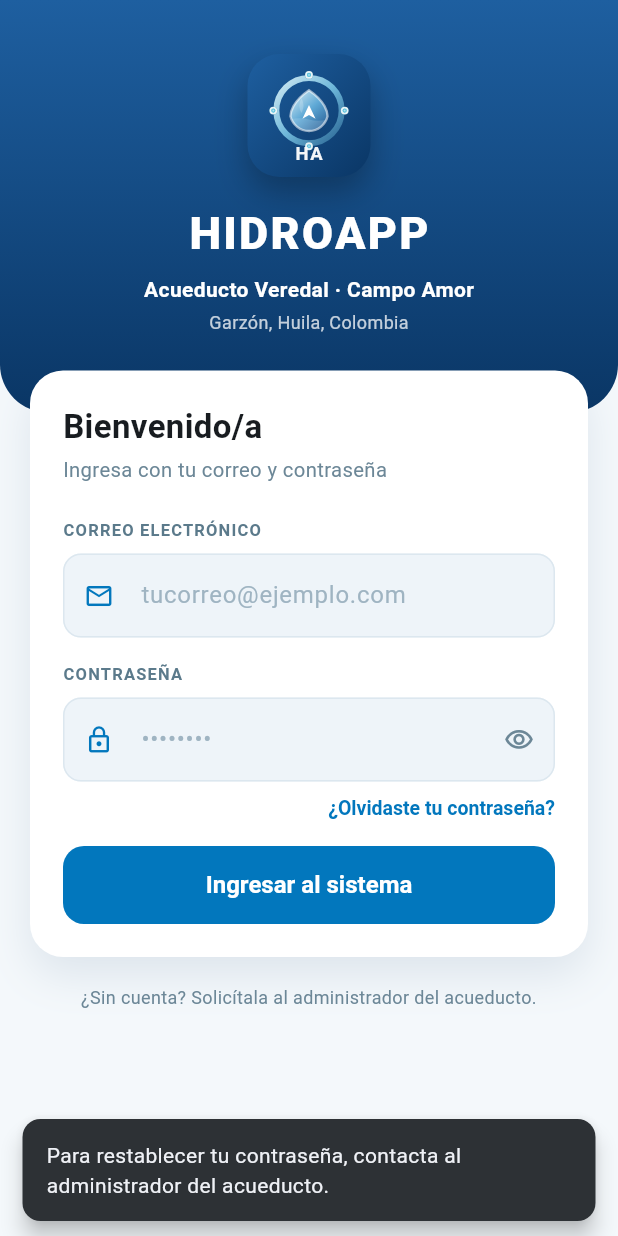
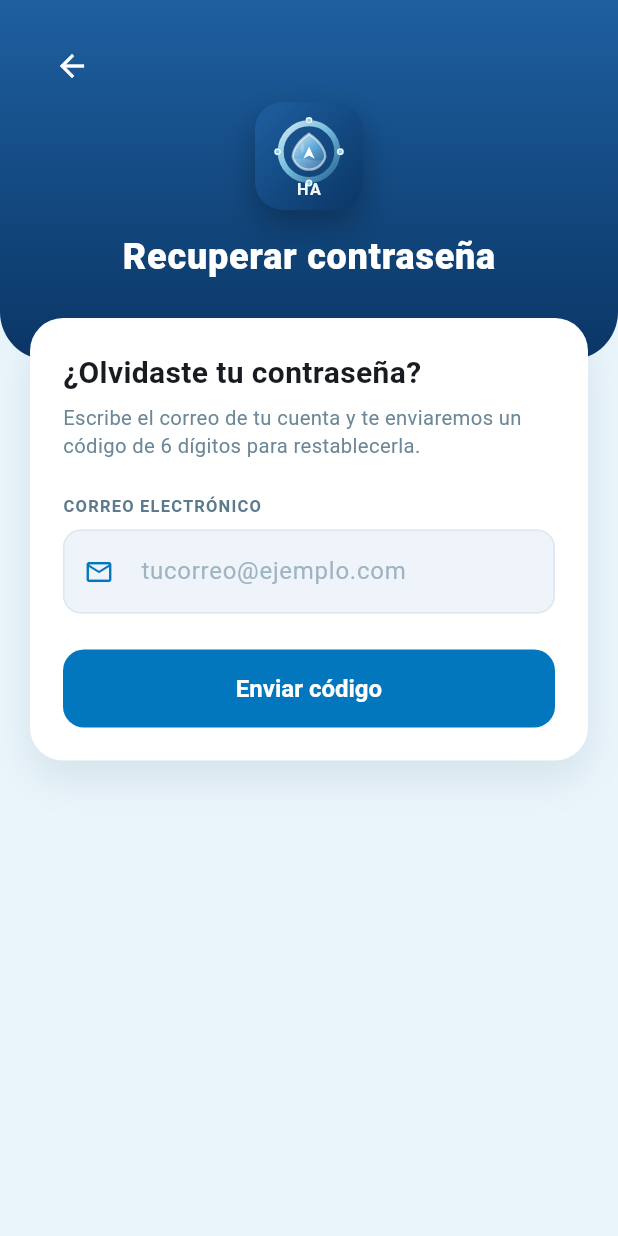
Before and after one commit to jhonjamerguevarasanchez52-sketch/Acueducto, a Flutter app: the screen it shows after launch, after a tap on "¿Olvidaste tu contraseña?", on a phone screen of 412 x 824 dp. Run offline on Flutter 3.47's test engine with Material 3 defaults, Android fonts, the phone set to English and light mode, and no system bars; our stand-ins replace flutter_secure_storage; accounts and stored records are empty.

Commit message:
se hace la pantalla para recuperar contraseña

```diff
--- /dev/null
+++ b/frontend/hidroapp/lib/screens/recuperar_password_screen.dart
@@ -0,0 +1,73 @@
+import 'package:flutter/material.dart';
+import 'package:flutter/services.dart';
+
+import '../theme/app_theme.dart';
+import '../widgets/auth/auth_style.dart';
+import '../widgets/auth/recuperar_password_form.dart';
+import '../widgets/hidro_logo.dart';
+
+/// Pantalla de recuperación de contraseña, abierta desde el login con
+/// "¿Olvidaste tu contraseña?". Primero pide el correo para enviar un código
+/// de 6 dígitos y luego permite escribir ese código junto a la nueva
+/// contraseña. Al terminar vuelve al login.
+class RecuperarPasswordScreen extends StatelessWidget {
+  const RecuperarPasswordScreen({super.key, this.correoInicial = ''});
+
+  /// Correo que el usuario ya había escrito en el login, para no repetirlo.
+  final String correoInicial;
+
+  @override
+  Widget build(BuildContext context) {
+    return AnnotatedRegion<SystemUiOverlayStyle>(
+      value: SystemUiOverlayStyle.light,
+      child: Scaffold(
+        backgroundColor: AppTheme.surfaceTint,
+        body: SingleChildScrollView(
+          child: Column(
+            children: [
+              const AuthHeader(topExtra: 20, child: _Encabezado()),
+              Transform.translate(
+                offset: const Offset(0, -28),
+                child: Padding(
+                  padding: const EdgeInsets.fromLTRB(20, 0, 20, 12),
+                  child: RecuperarPasswordForm(correoInicial: correoInicial),
+                ),
+              ),
+            ],
+          ),
+        ),
+      ),
+    );
+  }
+}
+
+class _Encabezado extends StatelessWidget {
+  const _Encabezado();
+
+  @override
+  Widget build(BuildContext context) {
+    return Column(
+      children: [
+        Align(
+          alignment: Alignment.centerLeft,
+          child: IconButton(
+            onPressed: () => Navigator.of(context).maybePop(),
+            icon: const Icon(Icons.arrow_back, color: Colors.white),
+            tooltip: 'Volver',
+          ),
+        ),
+        const HidroLogo(size: 72),
+        const SizedBox(height: 14),
+        const Text(
+          'Recuperar contraseña',
+          style: TextStyle(
+            color: Colors.white,
+            fontSize: 24,
+            fontWeight: FontWeight.w800,
+            letterSpacing: 0.5,
+          ),
+        ),
+      ],
+    );
+  }
+}
--- a/frontend/hidroapp/lib/widgets/auth/login_form.dart
+++ b/frontend/hidroapp/lib/widgets/auth/login_form.dart
@@ -2,6 +2,7 @@ import 'package:flutter/material.dart';
 import 'package:provider/provider.dart';
 
 import '../../providers/auth_provider.dart';
+import '../../screens/recuperar_password_screen.dart';
 import '../../screens/verificar_cuenta_screen.dart';
 import '../../services/api_service.dart';
 import '../../theme/app_theme.dart';
@@ -67,11 +68,10 @@ class _LoginFormState extends State<LoginForm> {
   }
 
   void _recuperarPassword() {
-    ScaffoldMessenger.of(context).showSnackBar(
-      const SnackBar(
-        content: Text(
-          'Para restablecer tu contraseña, contacta al administrador del acueducto.',
-        ),
+    Navigator.of(context).push(
+      MaterialPageRoute(
+        builder: (_) =>
+            RecuperarPasswordScreen(correoInicial: _correoCtrl.text.trim()),
       ),
     );
   }
--- /dev/null
+++ b/frontend/hidroapp/lib/widgets/auth/recuperar_password_form.dart
@@ -0,0 +1,279 @@
+import 'package:flutter/material.dart';
+import 'package:flutter/services.dart';
+import 'package:provider/provider.dart';
+
+import '../../providers/auth_provider.dart';
+import '../../services/api_service.dart';
+import '../../theme/app_theme.dart';
+import 'auth_style.dart';
+
+/// Tarjeta blanca con el flujo de recuperación de contraseña en dos pasos:
+/// 1. el correo, al que el backend envía un código de 6 dígitos;
+/// 2. el código recibido y la nueva contraseña (con su confirmación).
+/// Conserva su propio estado y las llamadas a `AuthProvider`.
+class RecuperarPasswordForm extends StatefulWidget {
+  const RecuperarPasswordForm({super.key, this.correoInicial = ''});
+
+  final String correoInicial;
+
+  @override
+  State<RecuperarPasswordForm> createState() => _RecuperarPasswordFormState();
+}
+
+class _RecuperarPasswordFormState extends State<RecuperarPasswordForm> {
+  static final _correoValido = RegExp(r'^[^@\s]+@[^@\s]+\.[^@\s]+$');
+
+  final _formKey = GlobalKey<FormState>();
+  late final _correoCtrl = TextEditingController(text: widget.correoInicial);
+  final _codigoCtrl = TextEditingController();
+  final _passwordCtrl = TextEditingController();
+  final _confirmarCtrl = TextEditingController();
+
+  /// `false` mientras se pide el correo; `true` cuando ya se envió el código.
+  bool _codigoEnviado = false;
+  bool _cargando = false;
+  bool _reenviando = false;
+  bool _verPassword = false;
+
+  @override
+  void dispose() {
+    _correoCtrl.dispose();
+    _codigoCtrl.dispose();
+    _passwordCtrl.dispose();
+    _confirmarCtrl.dispose();
+    super.dispose();
+  }
+
+  void _mensaje(String texto) {
+    ScaffoldMessenger.of(context).showSnackBar(
+      SnackBar(content: Text(texto)),
+    );
+  }
+
+  Future<void> _enviarCodigo() async {
+    if (!_formKey.currentState!.validate()) return;
+    FocusScope.of(context).unfocus();
+    setState(() => _cargando = true);
+    try {
+      await context
+          .read<AuthProvider>()
+          .solicitarRecuperacion(_correoCtrl.text);
+      if (!mounted) return;
+      setState(() => _codigoEnviado = true);
+      _mensaje('Si el correo está registrado, te enviamos un código.');
+    } on ApiException catch (e) {
+      if (mounted) _mensaje(e.message);
+    } finally {
+      if (mounted) setState(() => _cargando = false);
+    }
+  }
+
+  Future<void> _reenviar() async {
+    if (_reenviando) return;
+    setState(() => _reenviando = true);
+    try {
+      await context
+          .read<AuthProvider>()
+          .solicitarRecuperacion(_correoCtrl.text);
+      if (mounted) _mensaje('Te enviamos un código nuevo.');
+    } on ApiException catch (e) {
+      if (mounted) _mensaje(e.message);
+    } finally {
+      if (mounted) setState(() => _reenviando = false);
+    }
+  }
+
+  Future<void> _cambiarPassword() async {
+    if (!_formKey.currentState!.validate()) return;
+    FocusScope.of(context).unfocus();
+    setState(() => _cargando = true);
+    try {
+      await context.read<AuthProvider>().resetearPassword(
+            _correoCtrl.text,
+            _codigoCtrl.text,
+            _passwordCtrl.text,
+          );
+      if (!mounted) return;
+      _mensaje('Contraseña actualizada. Ya puedes iniciar sesión.');
+      Navigator.of(context).pop();
+    } on ApiException catch (e) {
+      if (mounted) _mensaje(e.message);
+    } finally {
+      if (mounted) setState(() => _cargando = false);
+    }
+  }
+
+  @override
+  Widget build(BuildContext context) {
+    final onSurface = Theme.of(context).colorScheme.onSurface;
+
+    return AuthCard(
+      child: Form(
+        key: _formKey,
+        child: Column(
+          crossAxisAlignment: CrossAxisAlignment.stretch,
+          children: [
+            Text(
+              _codigoEnviado ? 'Crea tu nueva contraseña' : '¿Olvidaste tu contraseña?',
+              style: TextStyle(
+                fontSize: 20,
+                fontWeight: FontWeight.w700,
+                color: onSurface,
+              ),
+            ),
+            const SizedBox(height: 6),
+            if (!_codigoEnviado)
+              const Text(
+                'Escribe el correo de tu cuenta y te enviaremos un código '
+                'de 6 dígitos para restablecerla.',
+                style: TextStyle(fontSize: 13.5, color: authMuted, height: 1.4),
+              )
+            else
+              Text.rich(
+                TextSpan(
+                  style: const TextStyle(
+                      fontSize: 13.5, color: authMuted, height: 1.4),
+                  children: [
+                    const TextSpan(text: 'Enviamos un código a\n'),
+                    TextSpan(
+                      text: _correoCtrl.text.trim(),
+                      style: const TextStyle(
+                        fontWeight: FontWeight.w700,
+                        color: authLabel,
+                      ),
+                    ),
+                    const TextSpan(text: '. Expira en 15 minutos.'),
+                  ],
+                ),
+              ),
+            const SizedBox(height: 22),
+            ..._codigoEnviado ? _pasoPassword() : _pasoCorreo(),
+          ],
+        ),
+      ),
+    );
+  }
+
+  List<Widget> _pasoCorreo() => [
+        authFieldLabel('CORREO ELECTRÓNICO'),
+        TextFormField(
+          controller: _correoCtrl,
+          keyboardType: TextInputType.emailAddress,
+          autocorrect: false,
+          textInputAction: TextInputAction.done,
+          onFieldSubmitted: (_) => _cargando ? null : _enviarCodigo(),
+          decoration: authInputDecoration(
+            hint: 'tucorreo@ejemplo.com',
+            icon: Icons.mail_outline,
+          ),
+          validator: (v) {
+            final t = v?.trim() ?? '';
+            if (t.isEmpty) return 'Ingresa tu correo';
+            if (!_correoValido.hasMatch(t)) return 'Correo no válido';
+            return null;
+          },
+        ),
+        const SizedBox(height: 24),
+        FilledButton(
+          onPressed: _cargando ? null : _enviarCodigo,
+          child: _cargando ? const _Cargando() : const Text('Enviar código'),
+        ),
+      ];
+
+  List<Widget> _pasoPassword() => [
+        authFieldLabel('CÓDIGO DE RECUPERACIÓN'),
+        TextFormField(
+          controller: _codigoCtrl,
+          keyboardType: TextInputType.number,
+          textInputAction: TextInputAction.next,
+          maxLength: 6,
+          autofocus: true,
+          inputFormatters: [
+            FilteringTextInputFormatter.digitsOnly,
+            LengthLimitingTextInputFormatter(6),
+          ],
+          style: const TextStyle(
+            fontSize: 22,
+            fontWeight: FontWeight.w700,
+            letterSpacing: 8,
+          ),
+          textAlign: TextAlign.center,
+          decoration: authInputDecoration(hint: '000000', counterText: ''),
+          validator: (v) =>
+              (v?.trim().length ?? 0) != 6 ? 'Ingresa los 6 dígitos' : null,
+        ),
+        const SizedBox(height: 16),
+        authFieldLabel('NUEVA CONTRASEÑA'),
+        TextFormField(
+          controller: _passwordCtrl,
+          obscureText: !_verPassword,
+          textInputAction: TextInputAction.next,
+          decoration: authInputDecoration(
+            hint: 'Mínimo 8 caracteres',
+            icon: Icons.lock_outline,
+            suffix: IconButton(
+              splashRadius: 20,
+              icon: Icon(
+                _verPassword
+                    ? Icons.visibility_off_outlined
+                    : Icons.visibility_outlined,
+                color: authMuted,
+                size: 20,
+              ),
+              onPressed: () => setState(() => _verPassword = !_verPassword),
+            ),
+          ),
+          validator: (v) => (v == null || v.length < 8)
+              ? 'Debe tener al menos 8 caracteres'
+              : null,
+        ),
+        const SizedBox(height: 16),
+        authFieldLabel('CONFIRMAR CONTRASEÑA'),
+        TextFormField(
+          controller: _confirmarCtrl,
+          obscureText: !_verPassword,
+          textInputAction: TextInputAction.done,
+          onFieldSubmitted: (_) => _cargando ? null : _cambiarPassword(),
+          decoration: authInputDecoration(
+            hint: 'Repite la contraseña',
+            icon: Icons.lock_outline,
+          ),
+          validator: (v) => v != _passwordCtrl.text
+              ? 'Las contraseñas no coinciden'
+              : null,
+        ),
+        const SizedBox(height: 24),
+        FilledButton(
+          onPressed: _cargando ? null : _cambiarPassword,
+          child:
+              _cargando ? const _Cargando() : const Text('Cambiar contraseña'),
+        ),
+        const SizedBox(height: 4),
+        TextButton(
+          onPressed: _reenviando ? null : _reenviar,
+          style: TextButton.styleFrom(foregroundColor: AppTheme.primary),
+          child: Text(_reenviando ? 'Enviando…' : 'Reenviar código'),
+        ),
+        TextButton(
+          onPressed: _cargando
+              ? null
+              : () => setState(() {
+                    _codigoEnviado = false;
+                    _codigoCtrl.clear();
+                  }),
+          style: TextButton.styleFrom(foregroundColor: authMuted),
+          child: const Text('Usar otro correo'),
+        ),
+      ];
+}
+
+class _Cargando extends StatelessWidget {
+  const _Cargando();
+
+  @override
+  Widget build(BuildContext context) => const SizedBox(
+        height: 22,
+        width: 22,
+        child: CircularProgressIndicator(strokeWidth: 2, color: Colors.white),
+      );
+}
```
Also changed, not shown: frontend/hidroapp/lib/providers/auth_provider.dart (+20 -0 lines), 2 other files.
